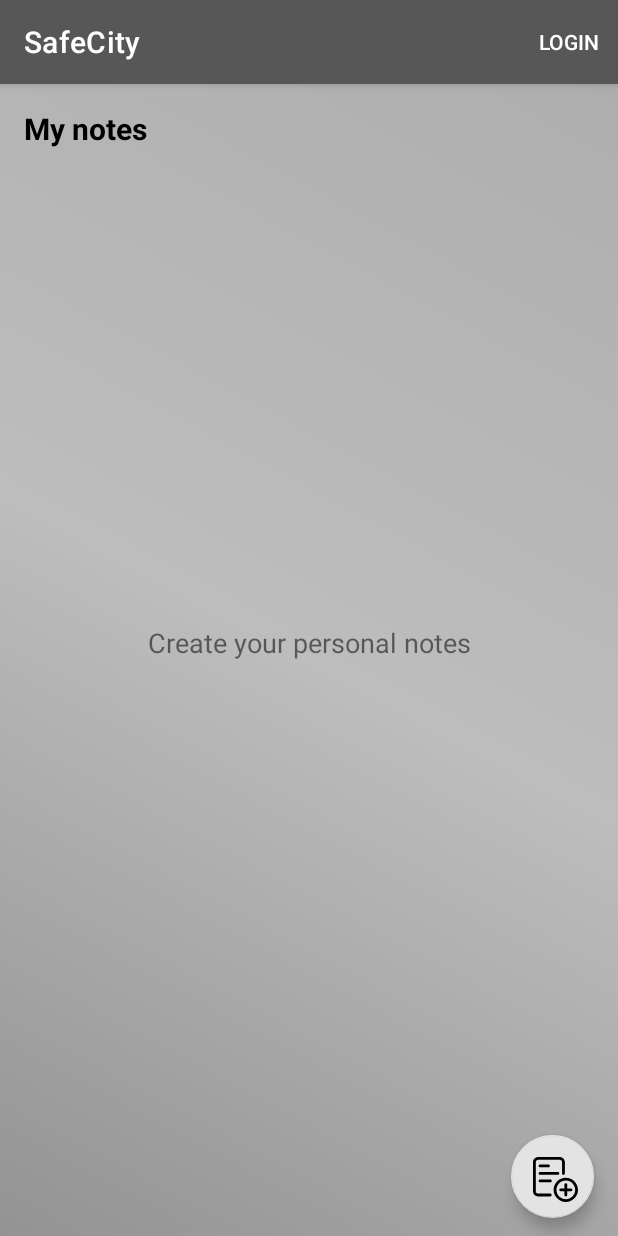
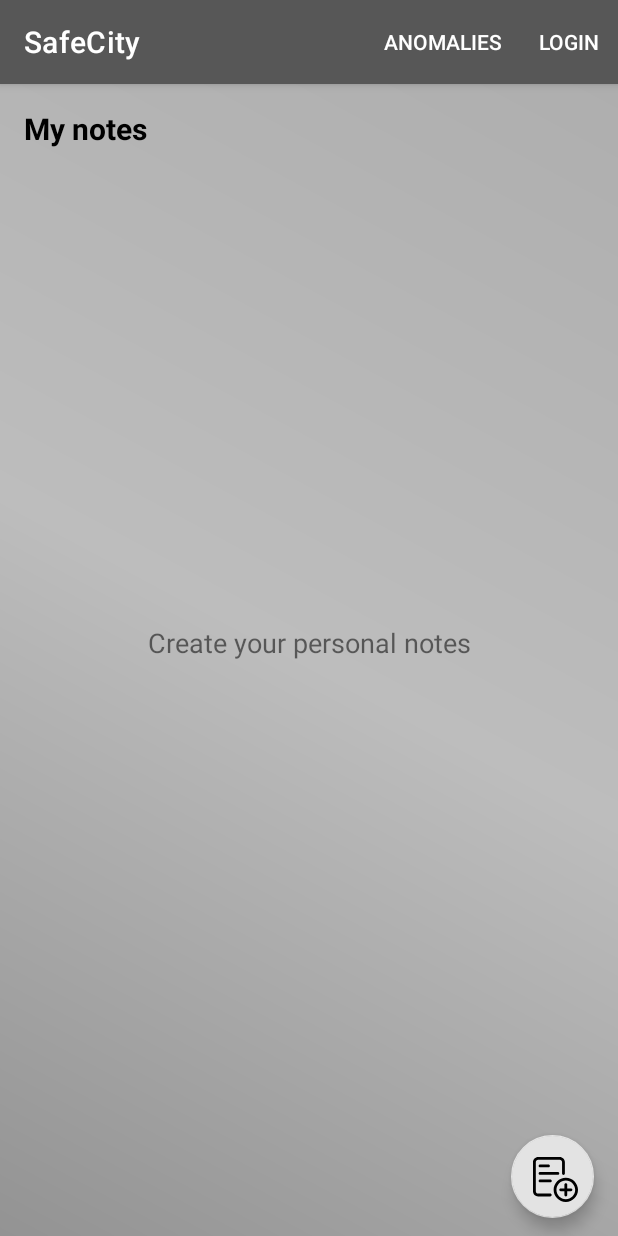
Before and after one commit to josemachado2000/SafeCity, an Android app: the screen it shows after launch (Notes), in the options menu, after a tap on "Notes", on a phone screen of 412 x 824 dp. Run offline under Robolectric (Android 15) with nearby library versions, the phone set to English and light mode, and no system bars; our stand-ins replace Room's generated code; libraries missing offline, so code that uses them is left out: com.wajahatkarim3.easyvalidation; 1 statement that could not run was skipped.

Commit message:
Updated menus and shared preferences on Home.kt

```diff
--- a/app/build.gradle
+++ b/app/build.gradle
@@ -4,6 +4,7 @@ plugins {
 }
 
 apply plugin: 'kotlin-kapt'
+apply plugin: 'com.android.application'
 
 android {
     compileSdkVersion 30
@@ -55,6 +56,9 @@ dependencies {
 //    androidTestImplementation 'androidx.test.espresso:espresso-core:3.3.0'
     implementation "com.wajahatkarim3.easyvalidation:easyvalidation-core:1.0.1"
 
+    // Location Service
+    implementation 'com.google.android.gms:play-services-location:18.0.0'
+
     implementation "androidx.appcompat:appcompat:$rootProject.appCompatVersion"
     //noinspection GradleDependency
     implementation "androidx.activity:activity-ktx:$rootProject.activityVersion"
--- a/app/src/main/java/commov/safecity/Login.kt
+++ b/app/src/main/java/commov/safecity/Login.kt
@@ -3,7 +3,6 @@ package commov.safecity
 import android.content.Context
 import android.content.Intent
 import android.content.SharedPreferences
-import android.graphics.Color
 import android.os.Bundle
 import android.view.Menu
 import android.view.MenuInflater
@@ -14,10 +13,6 @@ import android.widget.Toast
 import androidx.appcompat.app.AppCompatActivity
 import androidx.core.view.isInvisible
 import androidx.core.view.isVisible
-import com.github.razir.progressbutton.attachTextChangeAnimator
-import com.github.razir.progressbutton.bindProgressButton
-import com.github.razir.progressbutton.hideProgress
-import com.github.razir.progressbutton.showProgress
 import com.google.android.material.textfield.TextInputLayout
 import com.wajahatkarim3.easyvalidation.core.view_ktx.nonEmpty
 import commov.safecity.api.EndPoints
@@ -100,15 +95,18 @@ class Login : AppCompatActivity() {
         val inflater: MenuInflater = menuInflater
         inflater.inflate(R.menu.non_logged_menu, menu)
         val loginItem = menu.findItem(R.id.login)
-        val aboutItem = menu.findItem(R.id.about)
         loginItem.isVisible = false
-        aboutItem.isVisible = false
         return true
     }
 
     override fun onOptionsItemSelected(item: MenuItem): Boolean {
         // Handle item selection
         return when (item.itemId) {
+            R.id.anomaliesMap -> {
+                val intent = Intent(this@Login, Home::class.java)
+                startActivity(intent)
+                true
+            }
             R.id.notes -> {
                 val intent = Intent(this@Login, Notes::class.java)
                 startActivity(intent)
--- a/app/src/main/java/commov/safecity/MainActivity.kt
+++ b/app/src/main/java/commov/safecity/MainActivity.kt
@@ -6,7 +6,6 @@ import android.content.SharedPreferences
 import android.os.Bundle
 import android.os.Handler
 import android.os.Looper
-import android.util.Log
 import android.widget.Toast
 import androidx.appcompat.app.AppCompatActivity
 
--- a/app/src/main/res/menu/non_logged_menu.xml
+++ b/app/src/main/res/menu/non_logged_menu.xml
@@ -1,6 +1,10 @@
 <?xml version="1.0" encoding="utf-8"?>
 <menu xmlns:app="http://schemas.android.com/apk/res-auto"
     xmlns:android="http://schemas.android.com/apk/res/android">
+
+    <item android:id="@+id/anomaliesMap"
+        android:title="@string/anomaliesMap"
+        app:showAsAction="ifRoom" />
 
     <item android:id="@+id/login"
         android:title="@string/login"
--- a/app/src/main/res/values/strings.xml
+++ b/app/src/main/res/values/strings.xml
@@ -13,6 +13,7 @@
     <string name="register">Register</string>
     <string name="notes">Notes</string>
     <string name="about">About</string>
+    <string name="anomaliesMap">Anomalies</string>
 
     <!--    Note Recycler    -->
     <!--    <string name="recycler_note_title">Login</string>-->
```
Also changed, not shown: app/src/main/java/commov/safecity/Home.kt (+18 -4 lines), 1 other file.
